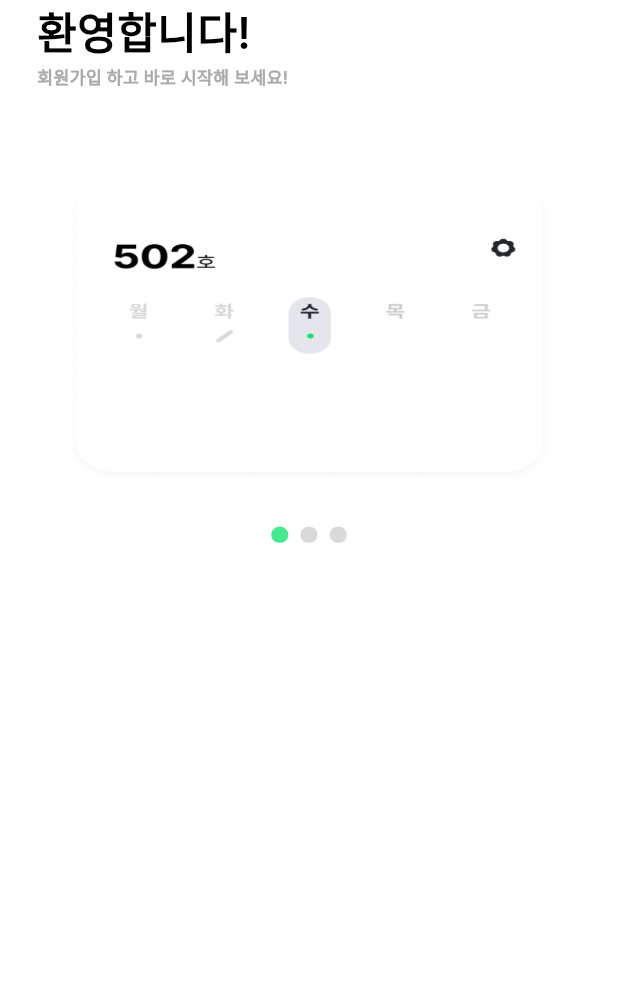
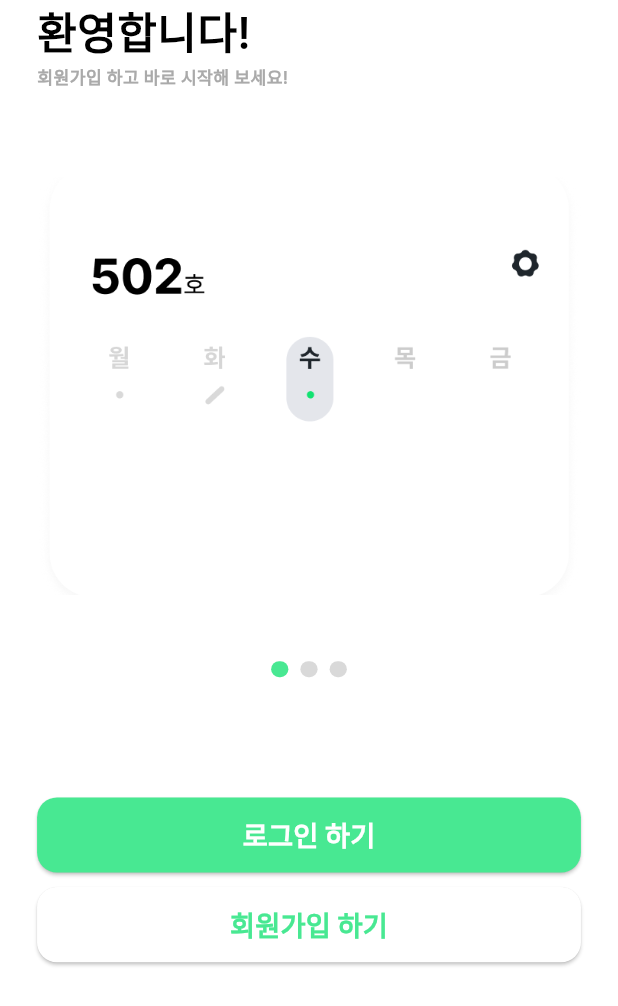
Before and after one commit to Team-Clim/clim-app-service, a Flutter app: the screen it shows after launch, on a phone screen of 412 x 824 dp, the part 230-1236 px from its top. Run offline on Flutter 3.47's test engine with Material 3 defaults, Android fonts, the phone set to English and light mode, and no system bars; drawn by our look-alikes of carousel_slider, smooth_page_indicator; our stand-ins replace flutter_screenutil, go_router.

Commit message:
feat: 소개 화면 퍼블리싱 완료
소개 화면 퍼블리싱을 완료합니다.
- 패키지를 이용하여 ImageSlider 구현
- autoPlay 속성을 이용하여 자동으로 이미지가 넘어가도록 구현
- custon_button 구현 및 적용

```diff
--- a/lib/main.dart
+++ b/lib/main.dart
@@ -1,5 +1,7 @@
 import 'package:clim_app_service/presentation/introduce/view/ui/introduce_screen.dart';
 import 'package:clim_app_service/presentation/splash/splash_screen.dart';
+import 'package:clim_app_service/presentation/uesr/view/ui/sign_in_screen.dart';
+import 'package:clim_app_service/presentation/uesr/view/ui/sign_up_screen.dart';
 import 'package:flutter/material.dart';
 import 'package:flutter_screenutil/flutter_screenutil.dart';
 import 'package:go_router/go_router.dart';
@@ -28,6 +30,8 @@ class _ClimAppState extends State<ClimApp> {
       routes: [
         GoRoute(path: '/splash', name: 'splash_screen', builder: (_, __) => const SplashScreen()),
         GoRoute(path: '/introduce', name: 'introduce_screen', builder: (_, __) => const IntroduceScreen()),
+        GoRoute(path: '/signup', name: 'sign_up_screen', builder: (_, __) => const SignUpScreen()),
+        GoRoute(path: '/login', name: 'log_in_screen', builder: (_, __) => const SignInScreen()),
       ],
     );
   }
--- a/lib/presentation/introduce/view/ui/introduce_screen.dart
+++ b/lib/presentation/introduce/view/ui/introduce_screen.dart
@@ -1,8 +1,11 @@
 import 'package:carousel_slider/carousel_slider.dart';
 import 'package:clim_app_service/component/clim_layout.dart';
 import 'package:clim_app_service/core/images.dart';
+import 'package:clim_app_service/main.dart';
+import 'package:clim_app_service/presentation/introduce/view/widgets/custom_button.dart';
 import 'package:flutter/material.dart';
 import 'package:flutter_screenutil/flutter_screenutil.dart';
+import 'package:go_router/go_router.dart';
 import 'package:smooth_page_indicator/smooth_page_indicator.dart';
 
 import '../../../../core/clim/clim_color.dart';
@@ -74,7 +77,10 @@ class _IntroduceScreenState extends State<IntroduceScreen> {
               options: CarouselOptions(
                 initialPage: 0,
                 viewportFraction: 1,
+                height: 315.h,
                 enlargeCenterPage: true,
+                autoPlay: true,
+                autoPlayInterval: const Duration(seconds: 3),
                 onPageChanged: (index, reason) => setState(() {
                   activeIndex = index;
                 }),
@@ -85,25 +91,42 @@ class _IntroduceScreenState extends State<IntroduceScreen> {
                 return imageSlider(path, index);
               },
             ),
-            SizedBox(height: 32.96.h),
+            SizedBox(height: 50.h),
             Align(
               alignment: Alignment.bottomCenter,
               child: indicator(),
             ),
-
             SizedBox(height: 90.7.h),
+            CustomButton(
+              onPressed: () {
+                context.go('/login');
+              },
+              text: '로그인 하기',
+              textColor: ClimColors.climWhite100,
+              color: ClimColors.climMint100,
+            ),
+            SizedBox(height: 11.17.h),
+            CustomButton(
+              onPressed: () {
+                context.go('/signup');
+              },
+              text: '회원가입 하기',
+              textColor: ClimColors.climMint100,
+              color: ClimColors.climWhite100,
+            ),
           ],
         ),
       ),
     );
   }
 
-  Widget imageSlider(path, index) => Container(
-        width: 339.8.w,
-        height: 282.65.h,
+  Widget imageSlider(path, index) => SizedBox(
+        width: 1.sw,
+        height: 1.sh,
         child: Image.asset(
           path,
-          fit: BoxFit.fill,
+          // height: 0.45.sh,
+          fit: BoxFit.cover,
         ),
       );
 
```
Also changed, not shown: lib/presentation/uesr/view/ui/sign_in_screen.dart (added, +10 -0 lines), lib/presentation/uesr/view/ui/sign_up_screen.dart (added, +10 -0 lines).
